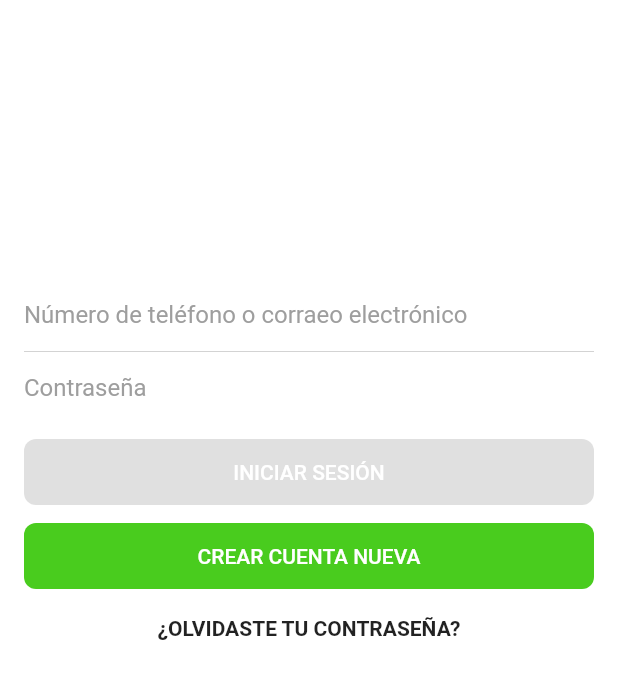
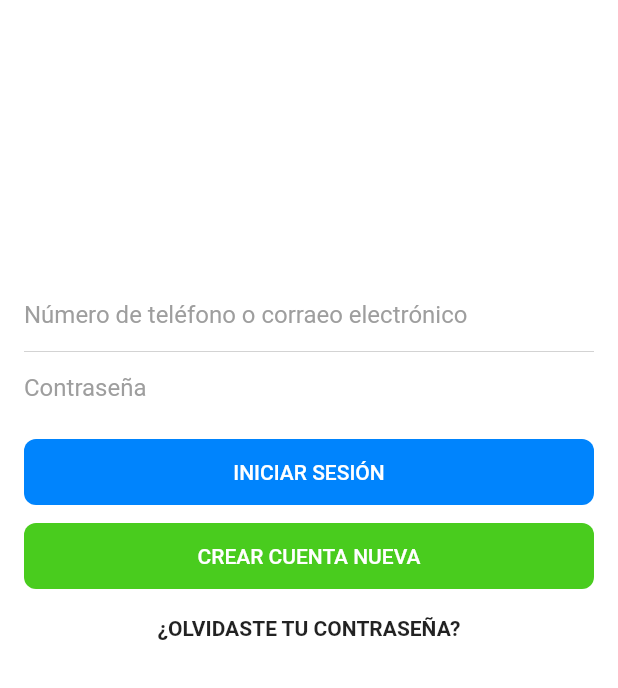
Before and after one commit to droperdev/clone_messenger, a Flutter app: the screen it shows after launch, on a phone screen of 412 x 824 dp, the part 548-1236 px from its top. Run offline on Flutter 3.47's test engine with Material 2 defaults, Android fonts, the phone set to English and light mode, and no system bars.

```diff
--- a/lib/main.dart
+++ b/lib/main.dart
@@ -1,3 +1,4 @@
+import 'package:clone_messenger/ui/login_page.dart';
 import 'package:flutter/material.dart';
 
 void main() {
@@ -9,147 +10,7 @@ class CloneMessenger extends StatelessWidget {
   Widget build(BuildContext context) {
     return MaterialApp(
       title: 'Clone Messenger',
-      theme: ThemeData(
-        primarySwatch: Colors.blue,
-        visualDensity: VisualDensity.adaptivePlatformDensity,
-      ),
       home: LoginPage(),
     );
   }
 }
-
-class LoginPage extends StatefulWidget {
-  @override
-  _LoginPageState createState() => _LoginPageState();
-}
-
-class _LoginPageState extends State<LoginPage> {
-  final _formKey = GlobalKey<FormState>();
-  bool _enabled = false;
-  @override
-  Widget build(BuildContext context) {
-    var _onPressed;
-    if (_enabled) {
-      _onPressed = () {};
-    }
-
-    return Scaffold(
-        appBar: AppBar(
-          leading: IconButton(
-            icon: Icon(
-              Icons.arrow_back,
-              color: Colors.black,
-            ),
-            onPressed: () {},
-          ),
-          elevation: 0.0,
-          backgroundColor: Colors.white,
-        ),
-        body: CustomScrollView(
-          slivers: [
-            SliverFillRemaining(
-              hasScrollBody: false,
-              child: Container(
-                color: Colors.white,
-                padding: const EdgeInsets.all(16.0),
-                child: Form(
-                  key: _formKey,
-                  child: Column(
-                    crossAxisAlignment: CrossAxisAlignment.stretch,
-                    mainAxisSize: MainAxisSize.max,
-                    mainAxisAlignment: MainAxisAlignment.center,
-                    children: [
-                      Expanded(
-                        child: Center(
-                          child: Container(
-                            margin: EdgeInsets.only(
-                              top: 16.0,
-                              bottom: 16.0,
-                            ),
-                            child: Image.asset(
-                              'assets/logo.png',
-                              width: 108,
-                              height: 108,
-                            ),
-                          ),
-                        ),
-                      ),
-                      TextFormField(
-                        decoration: InputDecoration(
-                          border: InputBorder.none,
-                          hintStyle: TextStyle(color: Colors.grey),
-                          hintText: 'Número de teléfono o corraeo electrónico',
-                        ),
-                      ),
-                      Divider(
-                        height: 1,
-                        color: Colors.grey,
-                        thickness: 0.3,
-                      ),
-                      Padding(
-                        padding: const EdgeInsets.only(bottom: 8.0),
-                        child: TextFormField(
-                          decoration: InputDecoration(
-                            hintStyle: TextStyle(color: Colors.grey),
-                            border: InputBorder.none,
-                            hintText: 'Contraseña',
-                          ),
-                        ),
-                      ),
-                      Padding(
-                        padding: const EdgeInsets.only(bottom: 8.0),
-                        child: FlatButton(
-                          disabledColor: Colors.grey[300],
-                          disabledTextColor: Colors.grey,
-                          textColor: Colors.white,
-                          height: 44.0,
-                          color: Color(0xFF0084FD),
-                          shape: RoundedRectangleBorder(
-                            borderRadius: BorderRadius.circular(8),
-                          ),
-                          onPressed: _onPressed,
-                          child: Text(
-                            'INICIAR SESIÓN',
-                            style: TextStyle(
-                              color: Colors.white,
-                            ),
-                          ),
-                        ),
-                      ),
-                      Padding(
-                        padding: const EdgeInsets.only(bottom: 16.0),
-                        child: FlatButton(
-                          disabledColor: Colors.grey,
-                          disabledTextColor: Colors.grey,
-                          height: 44.0,
-                          color: Color(0xFF49CC1E),
-                          shape: RoundedRectangleBorder(
-                            borderRadius: BorderRadius.circular(8),
-                          ),
-                          onPressed: () {},
-                          child: Text(
-                            'CREAR CUENTA NUEVA',
-                            style: TextStyle(
-                              color: Colors.white,
-                            ),
-                          ),
-                        ),
-                      ),
-                      Padding(
-                        padding: const EdgeInsets.only(bottom: 16),
-                        child: Center(
-                          child: Text(
-                            '¿OLVIDASTE TU CONTRASEÑA?',
-                            style: TextStyle(fontWeight: FontWeight.bold),
-                          ),
-                        ),
-                      )
-                    ],
-                  ),
-                ),
-              ),
-            ),
-          ],
-        ));
-  }
-}
--- /dev/null
+++ b/lib/ui/login_page.dart
@@ -0,0 +1,148 @@
+import 'package:flutter/material.dart';
+
+import 'main_page.dart';
+
+class LoginPage extends StatefulWidget {
+  @override
+  _LoginPageState createState() => _LoginPageState();
+}
+
+class _LoginPageState extends State<LoginPage> {
+  final _formKey = GlobalKey<FormState>();
+  bool _enabled = false;
+  @override
+  Widget build(BuildContext context) {
+    var _onPressed;
+    if (!_enabled) {
+      _onPressed = () {
+        Navigator.push(
+          context,
+          MaterialPageRoute(
+            builder: (context) {
+              return MainPage();
+            },
+          ),
+        );
+      };
+    }
+
+    return Scaffold(
+        appBar: AppBar(
+          leading: IconButton(
+            icon: Icon(
+              Icons.arrow_back,
+              color: Colors.black,
+            ),
+            onPressed: () {},
+          ),
+          elevation: 0.0,
+          backgroundColor: Colors.white,
+        ),
+        body: CustomScrollView(
+          slivers: [
+            SliverFillRemaining(
+              hasScrollBody: false,
+              child: Container(
+                color: Colors.white,
+                padding: const EdgeInsets.all(16.0),
+                child: Form(
+                  key: _formKey,
+                  child: Column(
+                    crossAxisAlignment: CrossAxisAlignment.stretch,
+                    mainAxisSize: MainAxisSize.max,
+                    mainAxisAlignment: MainAxisAlignment.center,
+                    children: [
+                      Expanded(
+                        child: Center(
+                          child: Container(
+                            margin: EdgeInsets.only(
+                              top: 16.0,
+                              bottom: 16.0,
+                            ),
+                            child: Image.asset(
+                              'assets/logo.png',
+                              width: 108,
+                              height: 108,
+                            ),
+                          ),
+                        ),
+                      ),
+                      TextFormField(
+                        decoration: InputDecoration(
+                          border: InputBorder.none,
+                          hintStyle: TextStyle(color: Colors.grey),
+                          hintText: 'Número de teléfono o corraeo electrónico',
+                        ),
+                      ),
+                      Divider(
+                        height: 1,
+                        color: Colors.grey,
+                        thickness: 0.3,
+                      ),
+                      Padding(
+                        padding: const EdgeInsets.only(bottom: 8.0),
+                        child: TextFormField(
+                          decoration: InputDecoration(
+                            hintStyle: TextStyle(color: Colors.grey),
+                            border: InputBorder.none,
+                            hintText: 'Contraseña',
+                          ),
+                        ),
+                      ),
+                      Padding(
+                        padding: const EdgeInsets.only(bottom: 8.0),
+                        child: FlatButton(
+                          disabledColor: Colors.grey[300],
+                          disabledTextColor: Colors.grey,
+                          textColor: Colors.white,
+                          height: 44.0,
+                          color: Color(0xFF0084FD),
+                          shape: RoundedRectangleBorder(
+                            borderRadius: BorderRadius.circular(8),
+                          ),
+                          onPressed: _onPressed,
+                          child: Text(
+                            'INICIAR SESIÓN',
+                            style: TextStyle(
+                              color: Colors.white,
+                            ),
+                          ),
+                        ),
+                      ),
+                      Padding(
+                        padding: const EdgeInsets.only(bottom: 16.0),
+                        child: FlatButton(
+                          disabledColor: Colors.grey,
+                          disabledTextColor: Colors.grey,
+                          height: 44.0,
+                          color: Color(0xFF49CC1E),
+                          shape: RoundedRectangleBorder(
+                            borderRadius: BorderRadius.circular(8),
+                          ),
+                          onPressed: () {},
+                          child: Text(
+                            'CREAR CUENTA NUEVA',
+                            style: TextStyle(
+                              color: Colors.white,
+                            ),
+                          ),
+                        ),
+                      ),
+                      Padding(
+                        padding: const EdgeInsets.only(bottom: 16),
+                        child: Center(
+                          child: Text(
+                            '¿OLVIDASTE TU CONTRASEÑA?',
+                            style: TextStyle(fontWeight: FontWeight.bold),
+                          ),
+                        ),
+                      )
+                    ],
+                  ),
+                ),
+              ),
+            ),
+          ],
+        ));
+  }
+}
--- a/pubspec.yaml
+++ b/pubspec.yaml
@@ -45,6 +45,7 @@ flutter:
   # To add assets to your application, add an assets section, like this:
   assets:
     - assets/
+    - assets/users/
   # An image asset can refer to one or more resolution-specific "variants", see
   # https://flutter.dev/assets-and-images/#resolution-aware.
   # For details regarding adding assets from package dependencies, see
```
Also changed, not shown: lib/ui/main_page.dart (added, +215 -0 lines), assets/users/1.jpg (added), assets/users/2.jpg (added), assets/users/3.jpg (added), assets/users/4.jpg (added).
